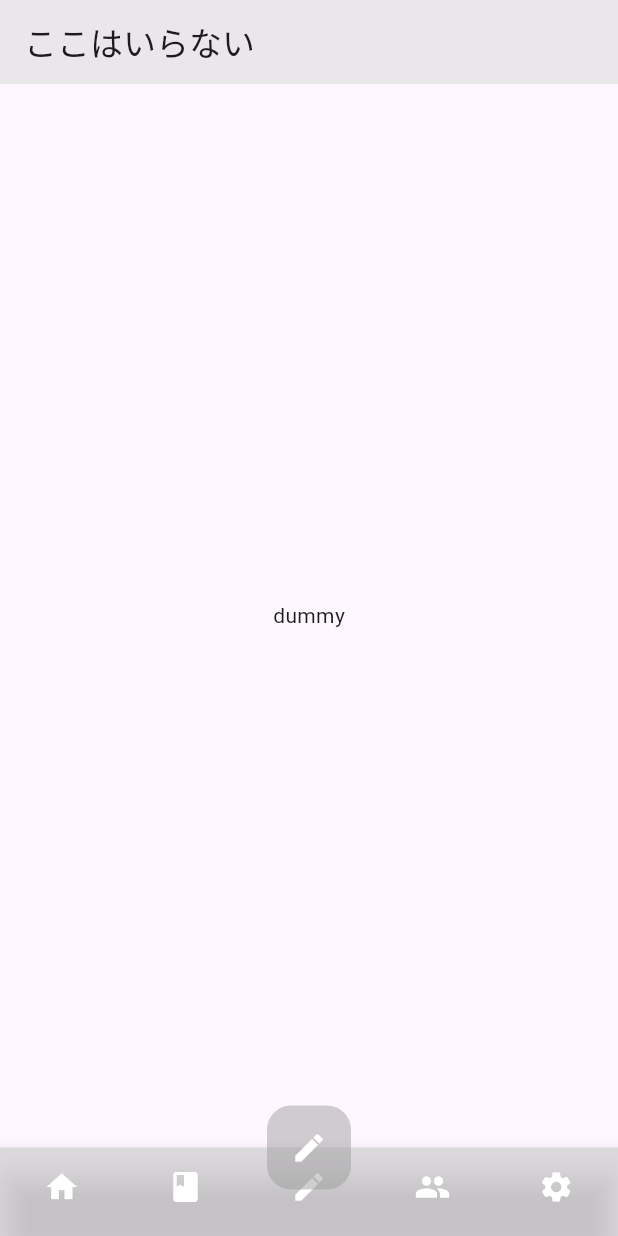
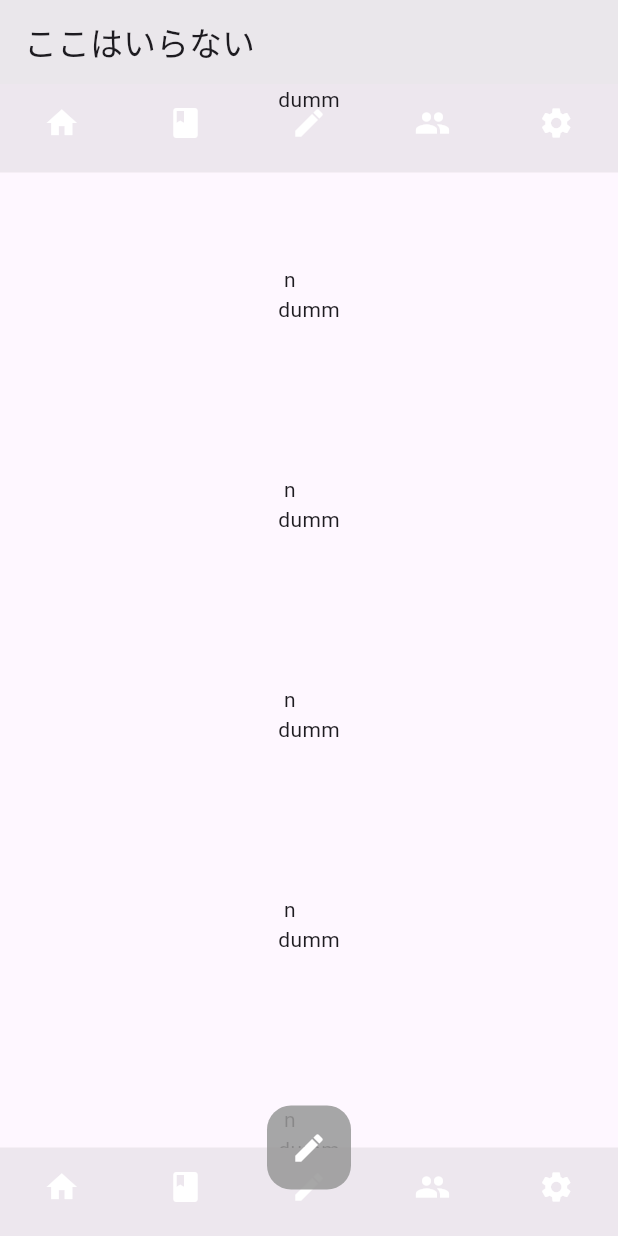
Before and after one commit to hondaya14/dearu-app, a Flutter app: the screen it shows after launch, on a phone screen of 412 x 824 dp. Run offline on Flutter 3.47's test engine with Material 2 defaults, Android fonts, the phone set to English and light mode, and no system bars.

Commit message:
Add color system

```diff
--- /dev/null
+++ b/lib/common/custom_color.dart
@@ -0,0 +1,10 @@
+
+
+import 'dart:ui';
+
+class CustomColor {
+   static Color icon = const Color(0xFFFFFFFF);
+   static Color bg =  const Color(0x44888888);
+   static Color bgBNB =  const Color(0x11000000);
+   static Color fab =  const Color(0xDD999999);
+}
--- a/lib/home/home_page.dart
+++ b/lib/home/home_page.dart
@@ -1,4 +1,6 @@
 import 'package:flutter/material.dart';
+
+import '../common/custom_color.dart';
 
 class HomePage extends StatelessWidget {
   const HomePage({super.key});
@@ -11,33 +13,67 @@ class HomePage extends StatelessWidget {
         backgroundColor: const Color(0x99DDDDDD),
         title: Text('ここはいらない'),
       ),
-      body: Center(
-        child: Text('dummy'),
+      body: Stack(
+        children: [
+          SingleChildScrollView(
+            child: Column(
+              children: [
+                Center(child: Text('dumm\n\n\n\n\n\n n')),
+                Center(child: Text('dumm\n\n\n\n\n\n n')),
+                Center(child: Text('dumm\n\n\n\n\n\n n')),
+                Center(child: Text('dumm\n\n\n\n\n\n n')),
+                Center(child: Text('dumm\n\n\n\n\n\n n')),
+                Center(child: Text('dumm\n\n\n\n\n\n n')),
+              ],
+            ),
+          ),
+          BottomNavigationBar(
+            elevation: 0,
+            type: BottomNavigationBarType.fixed,
+            backgroundColor: CustomColor.bgBNB,
+            showSelectedLabels: false,
+            showUnselectedLabels: false,
+            currentIndex: 0,
+            // items count is must be odd because of fab.
+            items:  [
+              BottomNavigationBarItem(
+                  icon: Icon(Icons.home, color: CustomColor.icon), label: ''),
+              BottomNavigationBarItem(
+                  icon: Icon(Icons.book, color: CustomColor.icon), label: ''),
+              BottomNavigationBarItem(
+                  icon: Icon(Icons.edit, color: CustomColor.icon), label: ''),
+              BottomNavigationBarItem(
+                  icon: Icon(Icons.group, color: CustomColor.icon), label: ''),
+              BottomNavigationBarItem(
+                  icon: Icon(Icons.settings, color: CustomColor.icon), label: ''),
+            ],
+          ),]
       ),
       bottomNavigationBar: BottomNavigationBar(
+        elevation: 0,
         type: BottomNavigationBarType.fixed,
-        backgroundColor: const Color(0x99CCCCCC),
+        backgroundColor: CustomColor.bgBNB,
         showSelectedLabels: false,
         showUnselectedLabels: false,
         currentIndex: 0,
         // items count is must be odd because of fab.
-        items: const [
+        items:  [
           BottomNavigationBarItem(
-              icon: Icon(Icons.home, color: Color(0xFFFFFFFF)), label: ''),
+              icon: Icon(Icons.home, color: CustomColor.icon), label: ''),
           BottomNavigationBarItem(
-              icon: Icon(Icons.book, color: Color(0xFFFFFFFF)), label: ''),
+              icon: Icon(Icons.book, color: CustomColor.icon), label: ''),
           BottomNavigationBarItem(
-              icon: Icon(Icons.edit, color: Color(0xFFFFFFFF)), label: ''),
+              icon: Icon(Icons.edit, color: CustomColor.icon), label: ''),
           BottomNavigationBarItem(
-              icon: Icon(Icons.group, color: Color(0xFFFFFFFF)), label: ''),
+              icon: Icon(Icons.group, color: CustomColor.icon), label: ''),
           BottomNavigationBarItem(
-              icon: Icon(Icons.settings, color: Color(0xFFFFFFFF)), label: ''),
+              icon: Icon(Icons.settings, color: CustomColor.icon), label: ''),
         ],
       ),
       floatingActionButtonLocation: FloatingActionButtonLocation.centerDocked,
       floatingActionButton: FloatingActionButton(
         elevation: 0,
-        backgroundColor: const Color(0x77999999),
+        backgroundColor: CustomColor.fab,
         onPressed: () {
           print('press fab');
         },
```
